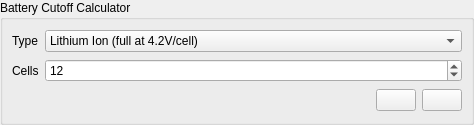
The window that widgets/batterycalculator.ui (vedderb/vesc_tool) describes before a commit, drawn with Qt 5.
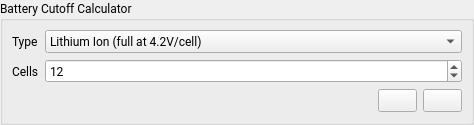
The same window after the commit. Icons and pictures are not drawn.

Commit message: Changed Font and added CAN navigator

What changed in the file:
```diff
--- a/widgets/batterycalculator.ui
+++ b/widgets/batterycalculator.ui
@@ -10,6 +10,11 @@
     <height>125</height>
    </rect>
   </property>
+  <property name="font">
+   <font>
+    <family>Roboto</family>
+   </font>
+  </property>
   <property name="windowTitle">
    <string>Form</string>
   </property>
```
The commit also changes 30 other files.
